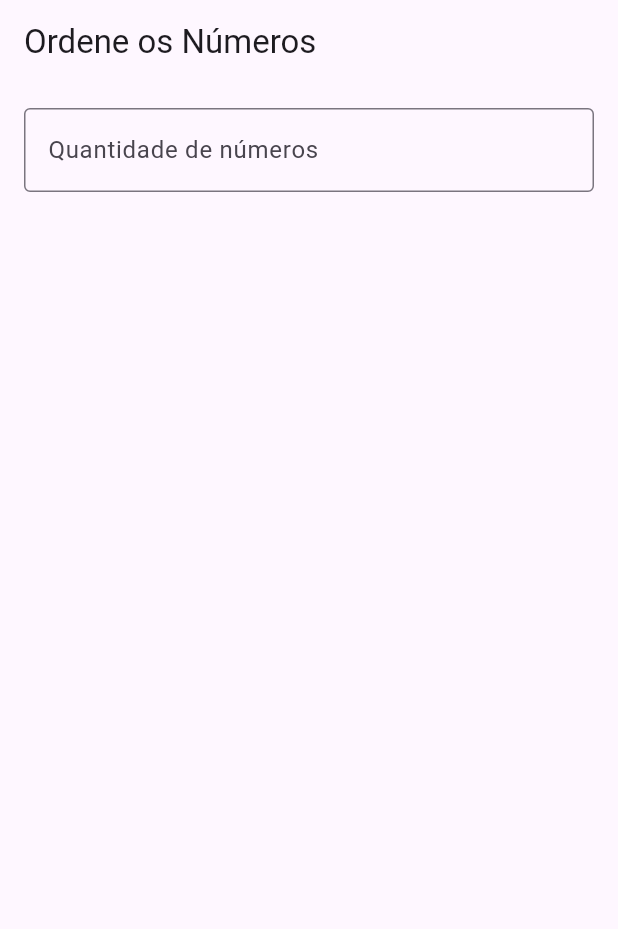
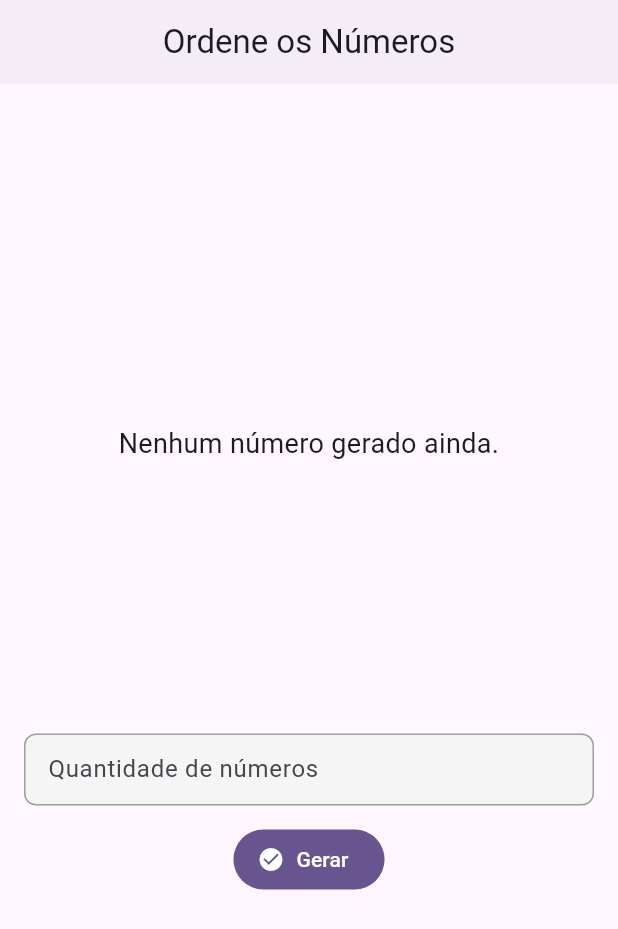
Before and after one commit to FelipeDominguess/exam_app, a Flutter app: the screen it shows after launch, on a phone screen of 412 x 824 dp. Shown: the top 929 px of the screen. Run offline on Flutter 3.47's test engine with Material 3 defaults, Android fonts, the phone set to English and light mode, and no system bars.

Commit message:
Feat: refactoring code, do a test for api functions, provider and widget

```diff
--- a/lib/main.dart
+++ b/lib/main.dart
@@ -1,22 +1,30 @@
+import 'package:exam_app/services/exam_api.dart';
+import 'package:flutter/material.dart';
+import 'package:provider/provider.dart';
+import 'package:exam_app/providers/exam_provider.dart';
 import 'package:exam_app/pages/home.dart';
-import 'package:flutter/material.dart';
 
 void main() {
-  runApp(const MyApp());
+  runApp(
+    ChangeNotifierProvider(
+      create: (_) => ExamProvider(ExamApiImpl()),
+      child: const MyApp(),
+    ),
+  );
 }
 
 class MyApp extends StatelessWidget {
   const MyApp({super.key});
 
-  // This widget is the root of your application.
   @override
   Widget build(BuildContext context) {
     return MaterialApp(
-      title: 'Flutter Demo',
+      title: 'Exam App',
       theme: ThemeData(
+        useMaterial3: true,
         colorScheme: ColorScheme.fromSeed(seedColor: Colors.deepPurple),
       ),
-      home: const HomePage(),
+      home: HomePage(),
     );
   }
 }
--- a/lib/pages/home.dart
+++ b/lib/pages/home.dart
@@ -1,28 +1,18 @@
-import 'package:exam_app/services/exam_api.dart';
-import 'package:exam_app/providers/exam_provider.dart';
 import 'package:flutter/material.dart';
 import 'package:provider/provider.dart';
+import '../providers/exam_provider.dart';
+import '../widgets/input_field.dart';
+import '../widgets/number_tile.dart';
+import '../widgets/action_buttons.dart';
 
-class HomePage extends StatelessWidget {
+class HomePage extends StatefulWidget {
   const HomePage({super.key});
 
   @override
-  Widget build(BuildContext context) {
-    return ChangeNotifierProvider(
-      create: (_) => ExamProvider(ExamApiImpl()),
-      child: const _HomePageView(),
-    );
-  }
+  State<HomePage> createState() => _HomePageState();
 }
 
-class _HomePageView extends StatefulWidget {
-  const _HomePageView();
-
-  @override
-  State<_HomePageView> createState() => _HomePageViewState();
-}
-
-class _HomePageViewState extends State<_HomePageView> {
+class _HomePageState extends State<HomePage> {
   final TextEditingController _controller = TextEditingController();
 
   @override
@@ -31,7 +21,7 @@ class _HomePageViewState extends State<_HomePageView> {
     super.dispose();
   }
 
-  void _showSnackBar(String message, Color color) {
+  void _showSnackBar(BuildContext context, String message, Color color) {
     ScaffoldMessenger.of(context).showSnackBar(
       SnackBar(
         content: Text(message),
@@ -41,6 +31,26 @@ class _HomePageViewState extends State<_HomePageView> {
     );
   }
 
+  void _validateAndGenerate(BuildContext context, String value) {
+    final provider = Provider.of<ExamProvider>(context, listen: false);
+
+    if (value.isEmpty) {
+      _showSnackBar(context, 'Insira um número por favor', Colors.red);
+      return;
+    }
+
+    try {
+      final quantity = int.parse(value);
+      if (quantity <= 0) {
+        _showSnackBar(context, 'Insira um número maior que 0', Colors.red);
+      } else {
+        provider.fetchRandomNumbers(quantity);
+      }
+    } catch (e) {
+      _showSnackBar(context, 'Insira um número inteiro válido', Colors.red);
+    }
+  }
+
   @override
   Widget build(BuildContext context) {
     final provider = Provider.of<ExamProvider>(context);
@@ -48,91 +58,125 @@ class _HomePageViewState extends State<_HomePageView> {
     return Scaffold(
       appBar: AppBar(
         title: const Text('Ordene os Números'),
+        centerTitle: true,
+        elevation: 2,
       ),
-      body: Padding(
+      body: SafeArea(
+        child: provider.numbers.isEmpty
+            ? Center(
+                child: Padding(
+                  padding: const EdgeInsets.symmetric(horizontal: 16.0),
+                  child: Column(
+                    mainAxisAlignment: MainAxisAlignment.center,
+                    children: [
+                      const Text(
+                        'Nenhum número gerado ainda.',
+                        style: TextStyle(fontSize: 18),
+                        textAlign: TextAlign.center,
+                      ),
+                      const SizedBox(height: 180),
+                      InputField(
+                        controller: _controller,
+                        onSubmitted: (value) {
+                          FocusScope.of(context).unfocus();
+                          _validateAndGenerate(context, value);
+                        },
+                      ),
+                      const SizedBox(height: 12),
+                      FilledButton.icon(
+                        onPressed: () {
+                          FocusScope.of(context).unfocus();
+                          _validateAndGenerate(context, _controller.text);
+                        },
+                        icon: const Icon(Icons.check_circle),
+                        label: const Text('Gerar'),
+                      ),
+                    ],
+                  ),
+                ),
+              )
+            : SingleChildScrollView(
+                child: Padding(
                   padding: const EdgeInsets.all(16.0),
                   child: Column(
+                    crossAxisAlignment: CrossAxisAlignment.stretch,
                     children: [
-            // CAMPO DE TEXTO
-            TextField(
-              controller: _controller,
-              keyboardType: TextInputType.number,
-              decoration: const InputDecoration(
-                labelText: 'Quantidade de números',
-                border: OutlineInputBorder(),
+                      // Lista de números
+                      Container(
+                        height: MediaQuery.of(context).size.height * 0.5,
+                        decoration: BoxDecoration(
+                          border: Border.all(color: Colors.grey.shade300),
+                          borderRadius: BorderRadius.circular(8),
                         ),
-              onSubmitted: (value) {
-                final quantity = int.tryParse(value);
-                if (quantity != null && quantity > 0) {
-                  provider.fetchRandomNumbers(quantity);
-                } else {
-                  provider.errorMessage = 'Por favor, insira um número positivo';
-                  provider.notifyListeners();
-                }
-              },
-            ),
-
-            const SizedBox(height: 16),
-
-            // MENSAGEM DE ERRO
-            if (provider.errorMessage != null)
-              Text(
-                provider.errorMessage!,
-                style: const TextStyle(color: Colors.red),
-              ),
-
-            // LISTA REORDENÁVEL
-            if (provider.numbers.isNotEmpty)
-              Expanded(
                         child: ReorderableListView(
                           onReorder: provider.reorderNumbers,
                           children: [
                             for (int i = 0; i < provider.numbers.length; i++)
-                      ListTile(
-                        key: ValueKey(provider.numbers[i].toString() + i.toString()),
-                        title: Text(
-                          provider.numbers[i].toString(),
-                          style: const TextStyle(fontSize: 20),
-                        ),
-                        tileColor: Colors.grey.shade100,
+                              NumberTile(
+                                number: provider.numbers[i],
+                                key: ValueKey('${provider.numbers[i]}-$i'),
                               ),
                           ],
                         ),
                       ),
-
+                      const SizedBox(height: 16),
+                      // Input e botões
+                      Card(
+                        elevation: 4,
+                        shape: RoundedRectangleBorder(
+                          borderRadius: BorderRadius.circular(12),
+                        ),
+                        child: Padding(
+                          padding: const EdgeInsets.all(16.0),
+                          child: Column(
+                            children: [
+                              Row(
+                                children: [
+                                  Expanded(
+                                    child: InputField(
+                                      controller: _controller,
+                                      onSubmitted: (value) {
+                                        FocusScope.of(context).unfocus();
+                                        _validateAndGenerate(context, value);
+                                      },
+                                    ),
+                                  ),
+                                  const SizedBox(width: 8),
+                                  FilledButton.icon(
+                                    onPressed: () {
+                                      FocusScope.of(context).unfocus();
+                                      _validateAndGenerate(
+                                          context, _controller.text);
+                                    },
+                                    icon: const Icon(Icons.check_circle),
+                                    label: const Text('Gerar'),
+                                  ),
+                                ],
+                              ),
                               const SizedBox(height: 12),
-
-            // BOTÕES
-            if (provider.numbers.isNotEmpty)
-              Row(
-                mainAxisAlignment: MainAxisAlignment.spaceEvenly,
-                children: [
-                  ElevatedButton.icon(
-                    onPressed: () {
+                              ActionButtons(
+                                onValidate: () {
                                   provider.checkOrder();
-                      final message = provider.isOrdered == true
+                                  final msg = provider.isOrdered == true
                                       ? 'Ordem correta!'
                                       : 'A ordem está incorreta.';
                                   final color = provider.isOrdered == true
                                       ? Colors.green
                                       : Colors.red;
-
-                      _showSnackBar(message, color);
+                                  _showSnackBar(context, msg, color);
                                 },
-                    icon: const Icon(Icons.check),
-                    label: const Text('Validar Ordem'),
-                  ),
-                  OutlinedButton.icon(
-                    onPressed: () {
+                                onReset: () {
                                   _controller.clear();
                                   provider.reset();
                                 },
-                    icon: const Icon(Icons.refresh),
-                    label: const Text('Reiniciar'),
                               ),
                             ],
                           ),
+                        ),
+                      ),
                     ],
+                  ),
+                ),
               ),
       ),
     );
--- a/lib/providers/exam_provider.dart
+++ b/lib/providers/exam_provider.dart
@@ -30,7 +30,7 @@ void reorderNumbers(int oldIndex, int newIndex) {
     final number = numbers.removeAt(oldIndex);
     numbers.insert(newIndex, number);
 
-  isOrdered = null; // Reseta a verificação de ordenação
+    isOrdered = null;
     notifyListeners();
   }
 
--- a/lib/services/exam_api.dart
+++ b/lib/services/exam_api.dart
@@ -11,9 +11,8 @@ abstract class ExamApi {
 class ExamApiImpl implements ExamApi {
   @override
   List<int> getRandomNumbers(int quantity) {
-    //Não deve retornar número repetido
+    //Não deve retornar número negativo
     if (quantity < 0) throw ArgumentError('Quantity must be non-negative');
-    if (quantity > 100) throw ArgumentError('Quantity cannot exceed 100');
 
     final random = Random();
     final numbers = <int>{};
--- /dev/null
+++ b/lib/widgets/input_field.dart
@@ -0,0 +1,55 @@
+import 'package:flutter/material.dart';
+
+class InputField extends StatefulWidget {
+  final TextEditingController controller;
+  final void Function(String) onSubmitted;
+
+  const InputField({
+    super.key,
+    required this.controller,
+    required this.onSubmitted,
+  });
+
+  @override
+  State<InputField> createState() => _InputFieldState();
+}
+
+class _InputFieldState extends State<InputField> {
+  String? _errorMessage;
+
+  @override
+  Widget build(BuildContext context) {
+    return TextField(
+      controller: widget.controller,
+      keyboardType: TextInputType.number,
+      decoration: InputDecoration(
+        border: OutlineInputBorder(
+          borderRadius: BorderRadius.circular(8),
+          borderSide: BorderSide(
+            color: Colors.grey,
+          ),
+        ),
+        enabledBorder: OutlineInputBorder(
+          borderRadius: BorderRadius.circular(8),
+          borderSide: BorderSide(
+            color: Colors.grey,
+          ),
+        ),
+        focusedBorder: OutlineInputBorder(
+          borderRadius: BorderRadius.circular(8),
+          borderSide: BorderSide(
+            color:  Theme.of(context).primaryColor,
+            width: 2,
+          ),
+        ),
+        labelText: 'Quantidade de números',
+        errorText: _errorMessage,
+        filled: true,
+        fillColor: Colors.grey.shade100,
+        contentPadding:
+            const EdgeInsets.symmetric(horizontal: 12, vertical: 10),
+      ),
+    );
+  }
+
+}
```
Also changed, not shown: lib/widgets/action_buttons.dart (added, +37 -0 lines), lib/widgets/number_tile.dart (added, +30 -0 lines), 5 other files. Lines whose indentation alone changed are shown as unchanged.
